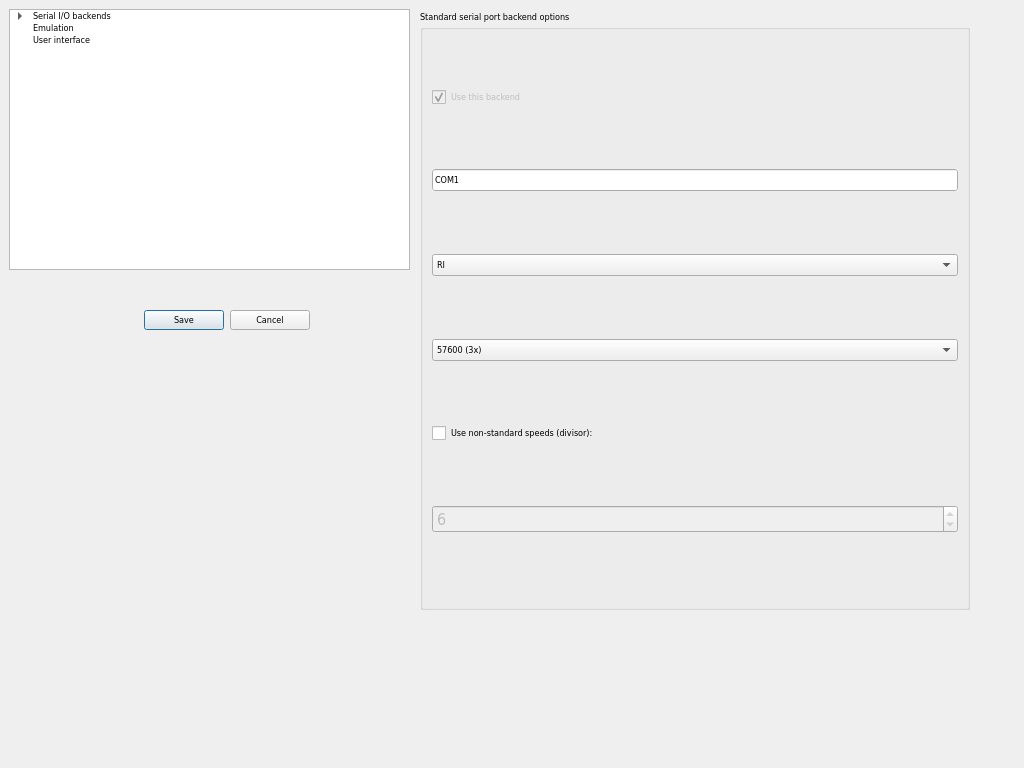
Old version of the form optionsdialog.ui in the repository greblus/aspeqt.
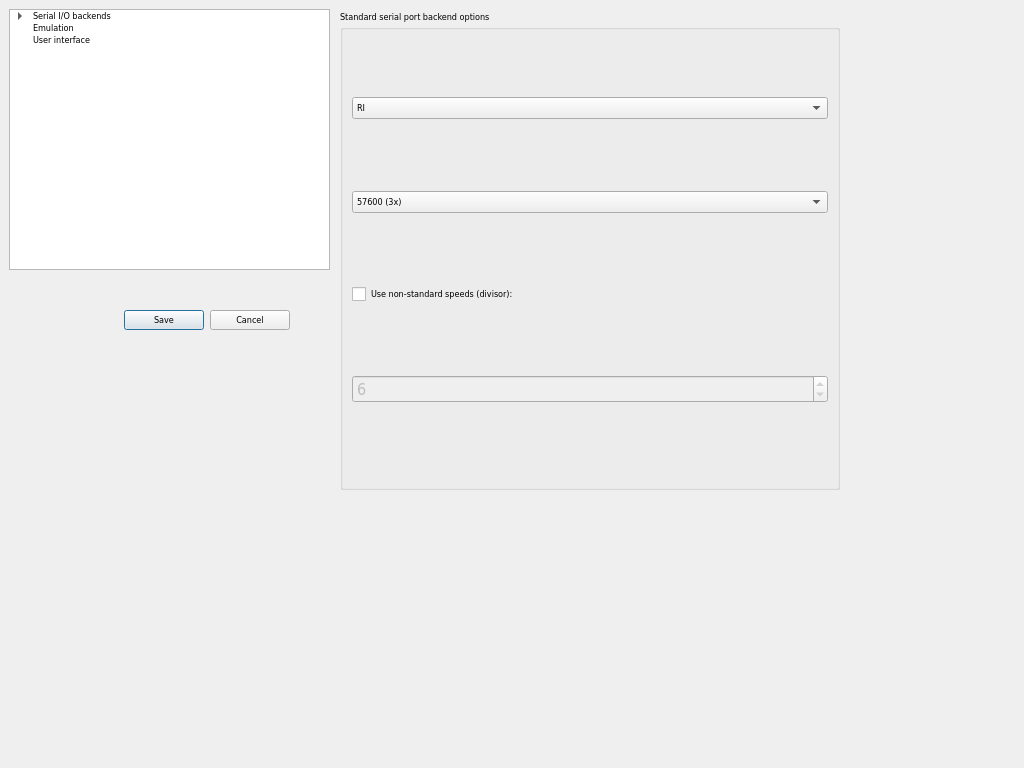
New version of the form. The open tabs and pages were chosen to show the change.

Commit message: Options window looks better on 4.5 " device.

Patch:
```diff
--- a/optionsdialog.ui
+++ b/optionsdialog.ui
@@ -39,7 +39,7 @@
     <rect>
      <x>9</x>
      <y>9</y>
-     <width>401</width>
+     <width>321</width>
      <height>261</height>
     </rect>
    </property>
@@ -116,10 +116,10 @@
   <widget class="QStackedWidget" name="stackedWidget">
    <property name="geometry">
     <rect>
-     <x>420</x>
+     <x>340</x>
      <y>10</y>
-     <width>550</width>
-     <height>600</height>
+     <width>500</width>
+     <height>480</height>
     </rect>
    </property>
    <property name="sizePolicy">
@@ -171,44 +171,6 @@
         <property name="topMargin">
          <number>1</number>
         </property>
-        <item>
-         <widget class="QCheckBox" name="serialPortBox">
-          <property name="enabled">
-           <bool>false</bool>
-          </property>
-          <property name="text">
-           <string>Use this backend</string>
-          </property>
-          <property name="checkable">
-           <bool>true</bool>
-          </property>
-          <property name="checked">
-           <bool>true</bool>
-          </property>
-         </widget>
-        </item>
-        <item>
-         <widget class="QLineEdit" name="serialPortDeviceNameEdit">
-          <property name="minimumSize">
-           <size>
-            <width>0</width>
-            <height>0</height>
-           </size>
-          </property>
-          <property name="baseSize">
-           <size>
-            <width>0</width>
-            <height>15</height>
-           </size>
-          </property>
-          <property name="autoFillBackground">
-           <bool>true</bool>
-          </property>
-          <property name="text">
-           <string>COM1</string>
-          </property>
-         </widget>
-        </item>
         <item>
          <widget class="QComboBox" name="serialPortHandshakeCombo">
           <property name="minimumSize">
@@ -764,7 +726,7 @@
   <widget class="QDialogButtonBox" name="buttonBox">
    <property name="geometry">
     <rect>
-     <x>10</x>
+     <x>-10</x>
      <y>290</y>
      <width>300</width>
      <height>60</height>
```
Left out of the diff: 61 changed lines with no effect on the pictures. The commit also changes 3 other files.
